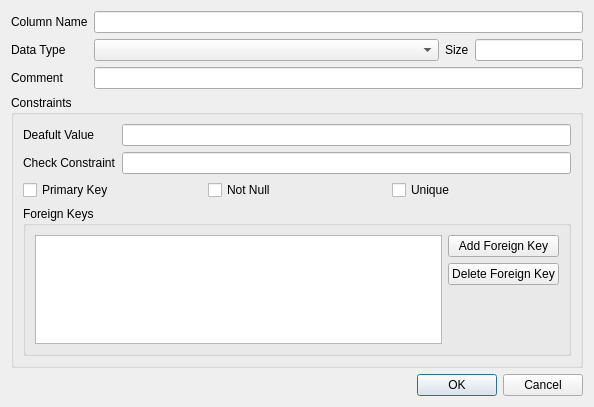
Above: src/ui/columndialog.ui from apavelm/qsqldesigner before the change. Below: the same form after it.
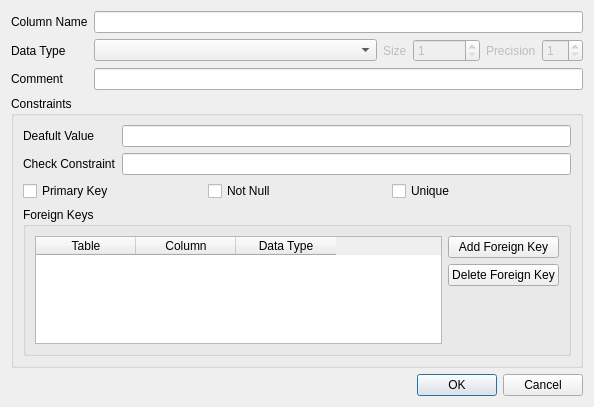
That is the form after the change. Icons and pictures are not drawn.

```diff
--- a/src/ui/columndialog.ui
+++ b/src/ui/columndialog.ui
@@ -50,22 +50,49 @@
          <item>
           <layout class="QHBoxLayout" name="horizontalLayout_4">
            <item>
-            <widget class="QLabel" name="lblArray">
+            <widget class="QLabel" name="lblSize">
+             <property name="enabled">
+              <bool>false</bool>
+             </property>
              <property name="text">
               <string>Size</string>
              </property>
             </widget>
            </item>
            <item>
-            <widget class="QLineEdit" name="edtSize">
-             <property name="sizePolicy">
-              <sizepolicy hsizetype="Minimum" vsizetype="Fixed">
-               <horstretch>0</horstretch>
-               <verstretch>0</verstretch>
-              </sizepolicy>
+            <widget class="QSpinBox" name="edtSize">
+             <property name="enabled">
+              <bool>false</bool>
              </property>
-             <property name="maxLength">
-              <number>100</number>
+             <property name="minimum">
+              <number>1</number>
+             </property>
+             <property name="maximum">
+              <number>99999999</number>
+             </property>
+            </widget>
+           </item>
+          </layout>
+         </item>
+         <item>
+          <layout class="QHBoxLayout" name="layoutPrecision">
+           <item>
+            <widget class="QLabel" name="blPrecision">
+             <property name="enabled">
+              <bool>false</bool>
+             </property>
+             <property name="text">
+              <string>Precision</string>
+             </property>
+            </widget>
+           </item>
+           <item>
+            <widget class="QSpinBox" name="edtPrecision">
+             <property name="enabled">
+              <bool>false</bool>
+             </property>
+             <property name="minimum">
+              <number>1</number>
              </property>
             </widget>
            </item>
@@ -158,7 +185,46 @@
              <item row="0" column="0">
               <layout class="QHBoxLayout" name="horizontalLayout_2">
                <item>
-                <widget class="QColumnView" name="columnView"/>
+                <widget class="QTableWidget" name="viewForeignKeys">
+                 <property name="selectionMode">
+                  <enum>QAbstractItemView::SingleSelection</enum>
+                 </property>
+                 <property name="rowCount">
+                  <number>0</number>
+                 </property>
+                 <attribute name="horizontalHeaderHighlightSections">
+                  <bool>false</bool>
+                 </attribute>
+                 <attribute name="horizontalHeaderMinimumSectionSize">
+                  <number>70</number>
+                 </attribute>
+                 <attribute name="verticalHeaderVisible">
+                  <bool>false</bool>
+                 </attribute>
+                 <column>
+                  <property name="text">
+                   <string>Table</string>
+                  </property>
+                  <property name="icon">
+                   <iconset resource="../../resources/main.qrc">
+                    <normaloff>:/table24</normaloff>:/table24</iconset>
+                  </property>
+                 </column>
+                 <column>
+                  <property name="text">
+                   <string>Column</string>
+                  </property>
+                  <property name="icon">
+                   <iconset resource="../../resources/main.qrc">
+                    <normaloff>:/column24</normaloff>:/column24</iconset>
+                  </property>
+                 </column>
+                 <column>
+                  <property name="text">
+                   <string>Data Type</string>
+                  </property>
+                 </column>
+                </widget>
                </item>
                <item>
                 <layout class="QVBoxLayout" name="verticalLayout_3">
```
Left out of the diff: 6 changed lines with no effect on the pictures.
